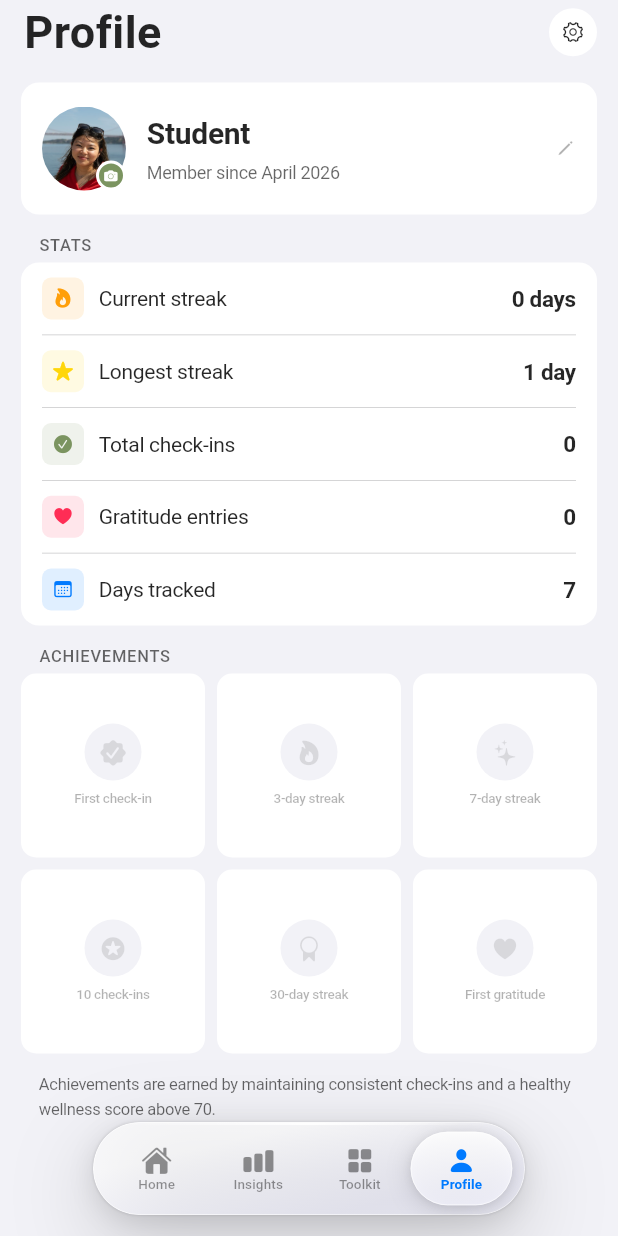
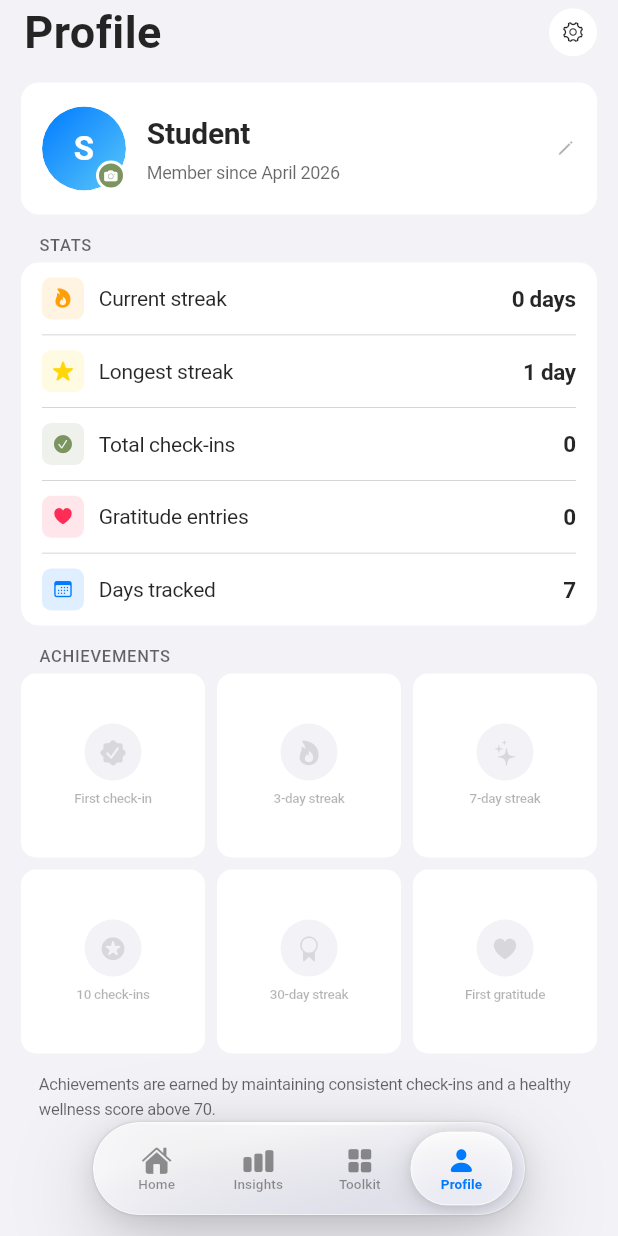
Before and after one commit to lumenworksco/CalmCampus, a Flutter app: the NativeTabHost screen opened directly, item 4 of the bottom bar chosen, on a phone screen of 412 x 824 dp. Run offline on Flutter 3.47's test engine with Material 3 defaults, Android fonts, the phone set to English and light mode, and no system bars; our stand-ins replace flutter_local_notifications, flutter_timezone, hive_flutter, image_picker, package_info_plus, pedometer and 2 more; missing offline and left inert: app_usage, flutter_activity_recognition, health; accounts and stored records are empty.

Commit message:
Changing the profile picture

```diff
--- a/lib/screens/profile_screen.dart
+++ b/lib/screens/profile_screen.dart
@@ -274,13 +274,7 @@ class ProfileScreen extends StatelessWidget {
         errorBuilder: (ctx, err, st) => _initialsAvatar(initials),
       );
     } else {
-      avatarImage = Image.asset(
-        'assets/avatar.jpg',
-        width: 56,
-        height: 56,
-        fit: BoxFit.cover,
-        errorBuilder: (ctx, err, st) => _initialsAvatar(initials),
-      );
+      avatarImage = _initialsAvatar(initials);
     }
 
     return Container(
```
Also changed, not shown: 1 other file.
